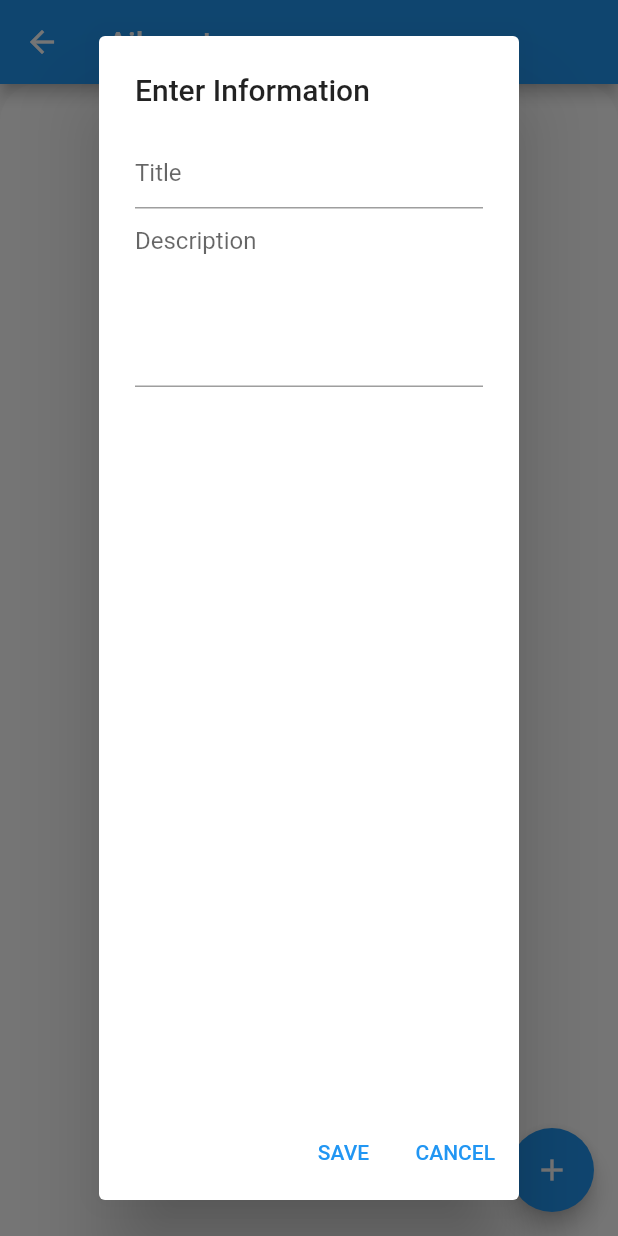
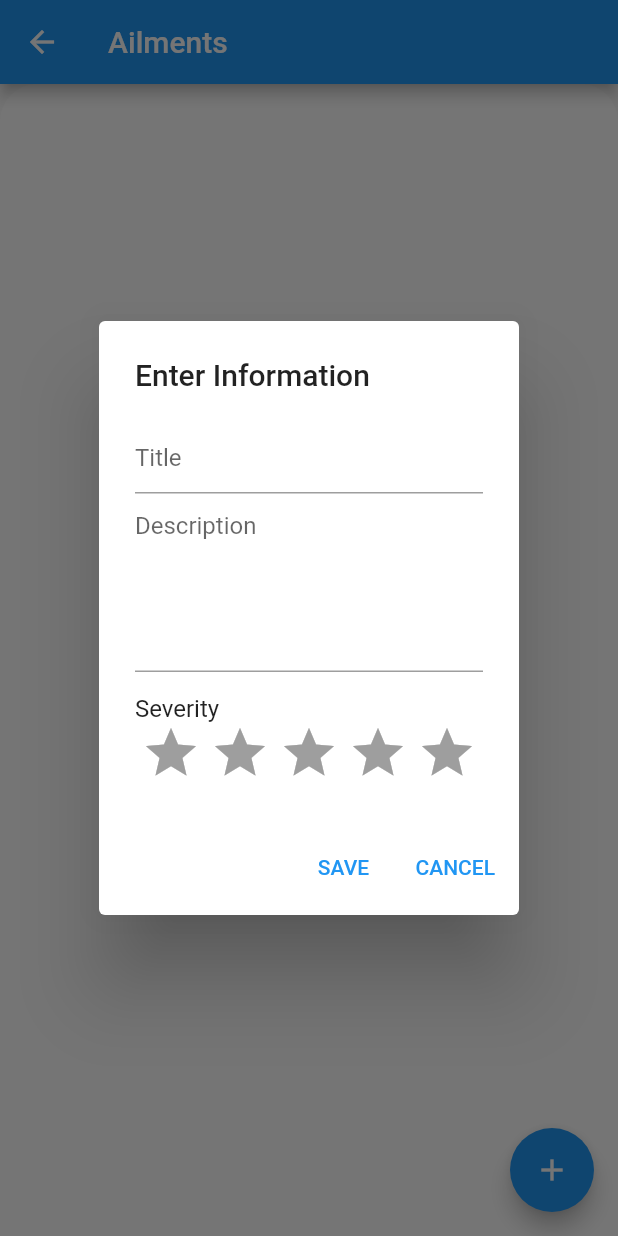
Before and after one commit to kwu6gsu/csc4360-group-project, a Flutter app: the AilmentsScreen screen opened directly, after a tap on the "add" icon, on a phone screen of 412 x 824 dp. Run offline on Flutter 3.47's test engine with Material 2 defaults, Android fonts, the light colour scheme and no system bars; drawn by our look-alikes of flutter_rating_bar; our stand-ins replace cloud_firestore, firebase_auth, firebase_core, flutter_signin_button; accounts and stored records are empty.

Commit message:
added severity rating to ailments

```diff
--- a/lib/ailments.dart
+++ b/lib/ailments.dart
@@ -1,6 +1,7 @@
 import 'package:flutter/material.dart';
 import 'package:firebase_auth/firebase_auth.dart';
 import 'package:cloud_firestore/cloud_firestore.dart';
+import 'package:flutter_rating_bar/flutter_rating_bar.dart';
 
 class AilmentsScreen extends StatefulWidget {
   @override
@@ -10,6 +11,7 @@ class AilmentsScreen extends StatefulWidget {
 class _AilmentsScreenState extends State<AilmentsScreen> {
   late String titleText;
   late String descText;
+  late double ratingValue;
   TextEditingController _titleController = TextEditingController();
   TextEditingController _descController = TextEditingController();
   FirebaseAuth firebaseAuth = FirebaseAuth.instance;
@@ -22,6 +24,7 @@ class _AilmentsScreenState extends State<AilmentsScreen> {
     return ailmentsCollection.add({
       'title': _titleController.text,
       'description': _descController.text,
+      'severity': ratingValue,
       'submitted': DateTime.now()
     });
   }
@@ -31,6 +34,7 @@ class _AilmentsScreenState extends State<AilmentsScreen> {
         context: context,
         builder: (context) {
           return AlertDialog(
+            scrollable: true,
             title: Text("Enter Information"),
             content: Column(
               children: [
@@ -55,6 +59,26 @@ class _AilmentsScreenState extends State<AilmentsScreen> {
                   },
                   controller: _descController,
                 ),
+                Padding(
+                    padding: EdgeInsets.only(top: 15),
+                    child: Align(
+                        alignment: Alignment.centerLeft,
+                        child: Text("Severity"))),
+                RatingBar.builder(
+                  initialRating: 0,
+                  minRating: 0.5,
+                  direction: Axis.horizontal,
+                  allowHalfRating: true,
+                  itemCount: 5,
+                  itemPadding: EdgeInsets.symmetric(horizontal: 3.0),
+                  itemBuilder: (context, _) => Icon(
+                    Icons.star,
+                    color: Colors.amber,
+                  ),
+                  onRatingUpdate: (rating) {
+                    ratingValue = rating;
+                  },
+                )
               ],
             ),
             actions: <Widget>[
@@ -85,13 +109,35 @@ class _AilmentsScreenState extends State<AilmentsScreen> {
   }
 
   Future<void> _displayAilmentDialog(
-      BuildContext context, String title, String desc) async {
+      BuildContext context, String title, String desc, double rating) async {
     return showDialog(
         context: context,
         builder: (context) {
           return AlertDialog(
+            scrollable: true,
             title: Text(title),
-            content: Text(desc),
+            content: Column(
+              children: [
+                Align(alignment: Alignment.centerLeft, child: Text(desc)),
+                Padding(
+                    padding: EdgeInsets.only(top: 20),
+                    child: Align(
+                        alignment: Alignment.centerLeft,
+                        child: Text("Severity"))),
+                RatingBar.builder(
+                  initialRating: rating,
+                  direction: Axis.horizontal,
+                  allowHalfRating: true,
+                  itemCount: 5,
+                  itemPadding: EdgeInsets.symmetric(horizontal: 3.0),
+                  itemBuilder: (context, _) => Icon(
+                    Icons.star,
+                    color: Colors.amber,
+                  ),
+                  onRatingUpdate: (rating) {},
+                )
+              ],
+            ),
             actions: <Widget>[
               TextButton(
                 child: Text('CLOSE'),
@@ -109,7 +155,7 @@ class _AilmentsScreenState extends State<AilmentsScreen> {
   Future<void> _displayDeleteDialog(DocumentReference reference) async {
     return showDialog<void>(
       context: context,
-      barrierDismissible: false, // user must tap button!
+      barrierDismissible: false,
       builder: (BuildContext context) {
         return AlertDialog(
           content: SingleChildScrollView(
@@ -182,8 +228,8 @@ class _AilmentsScreenState extends State<AilmentsScreen> {
                             _displayAilmentDialog(
                                 context,
                                 snapshot.requireData.docs[index]['title'],
-                                snapshot.requireData.docs[index]
-                                    ['description']);
+                                snapshot.requireData.docs[index]['description'],
+                                snapshot.requireData.docs[index]['severity']);
                           },
                           trailing: IconButton(
                               onPressed: () {
--- a/pubspec.yaml
+++ b/pubspec.yaml
@@ -33,6 +33,7 @@ dependencies:
   firebase_auth: ^3.3.14
   flutter_signin_button: ^2.0.0
   cloud_firestore: ^3.1.12
+  flutter_rating_bar: ^4.0.0
 
   # The following adds the Cupertino Icons font to your application.
   # Use with the CupertinoIcons class for iOS style icons.
```
Also changed, not shown: pubspec.lock, 1 other file.
